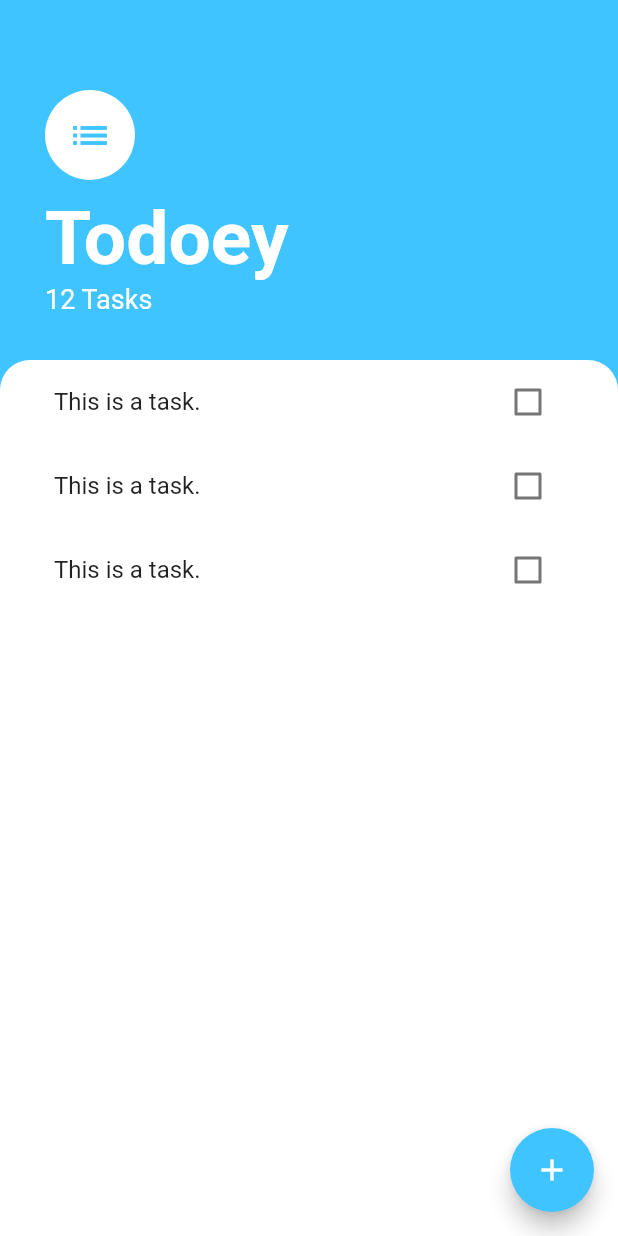
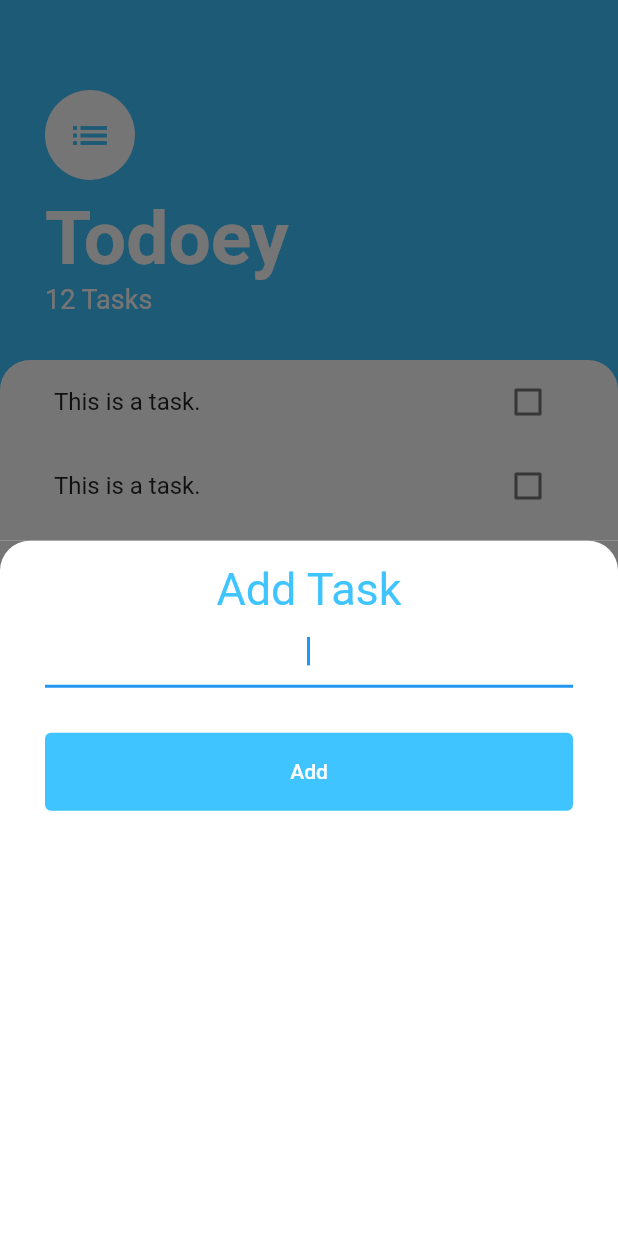
Before and after one commit to smllqs/todoey, a Flutter app: the screen it shows after launch, after a tap on the "add" icon, on a phone screen of 412 x 824 dp. Run offline on Flutter 3.47's test engine with Material 2 defaults, Android fonts, the phone set to English and light mode, and no system bars.

Commit message:
update tasksScreen

```diff
--- /dev/null
+++ b/lib/screens/add_task_screen.dart
@@ -0,0 +1,56 @@
+import 'package:flutter/material.dart';
+
+class AddTaskScreen extends StatelessWidget {
+  const AddTaskScreen({super.key});
+
+  @override
+  Widget build(BuildContext context) {
+    return Container(
+      color: const Color(0xff757575),
+      child: Container(
+        padding: const EdgeInsets.symmetric(horizontal: 30.0, vertical: 15.0),
+        decoration: const BoxDecoration(
+            color: Colors.white,
+            borderRadius: BorderRadius.only(
+                topLeft: Radius.circular(20.0),
+                topRight: Radius.circular(20.0))),
+        child: Column(
+          children: [
+            const Text(
+              'Add Task',
+              style: TextStyle(fontSize: 30.0, color: Colors.lightBlueAccent),
+            ),
+            const TextField(
+              autofocus: true,
+              textAlign: TextAlign.center,
+              decoration: InputDecoration(),
+            ),
+            const SizedBox(
+              height: 30.0,
+            ),
+            Row(
+              children: [
+                Expanded(
+                  child: TextButton(
+                    onPressed: () {},
+                    style: const ButtonStyle(
+                      backgroundColor:
+                          MaterialStatePropertyAll(Colors.lightBlueAccent),
+                    ),
+                    child: const Padding(
+                      padding: EdgeInsets.symmetric(vertical: 10.0),
+                      child: Text(
+                        'Add',
+                        style: TextStyle(color: Colors.white),
+                      ),
+                    ),
+                  ),
+                ),
+              ],
+            )
+          ],
+        ),
+      ),
+    );
+  }
+}
--- a/lib/screens/tasks_screen.dart
+++ b/lib/screens/tasks_screen.dart
@@ -1,4 +1,5 @@
 import 'package:flutter/material.dart';
+import 'package:todoey/screens/add_task_screen.dart';
 import 'package:todoey/widgets/tasks_list.dart';
 
 class TasksScreen extends StatelessWidget {
@@ -9,7 +10,8 @@ class TasksScreen extends StatelessWidget {
     return Scaffold(
       backgroundColor: Colors.lightBlueAccent,
       floatingActionButton: FloatingActionButton(
-        onPressed: () => (),
+        onPressed: () => showModalBottomSheet(
+            context: context, builder: (BuildContext context) => const AddTaskScreen()),
         backgroundColor: Colors.lightBlueAccent,
         child: const Icon(Icons.add),
       ),
```
